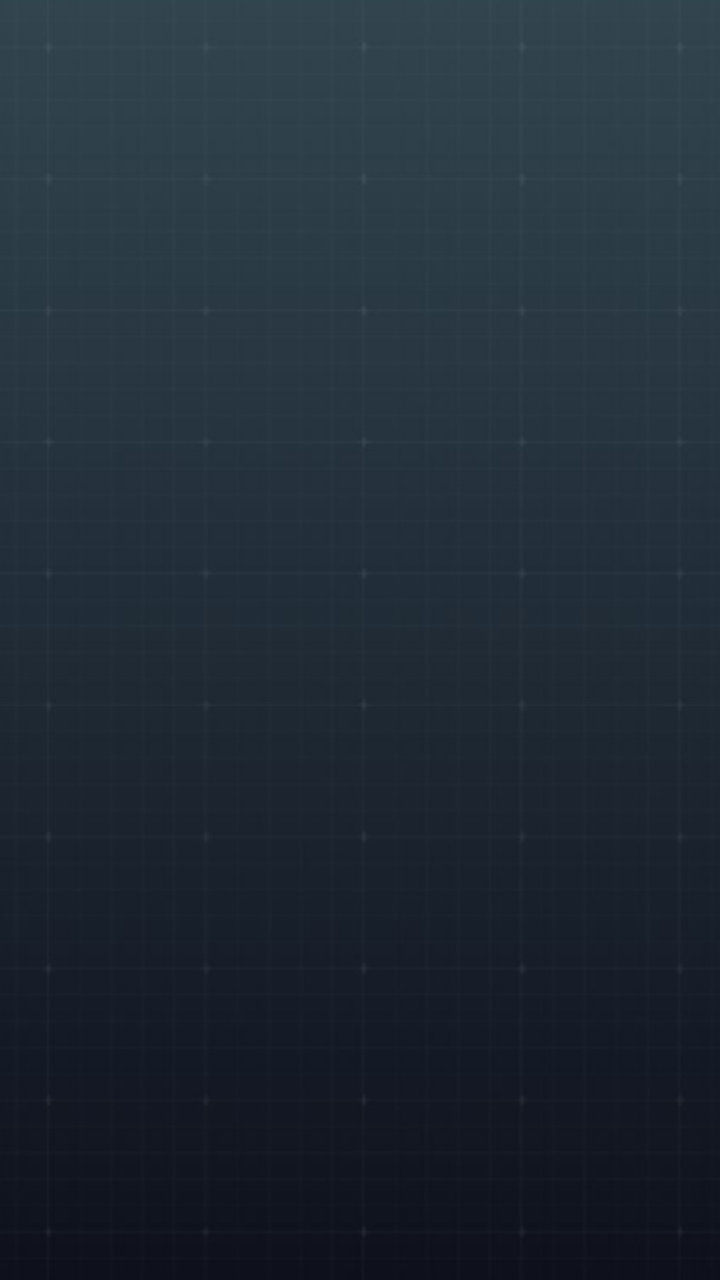
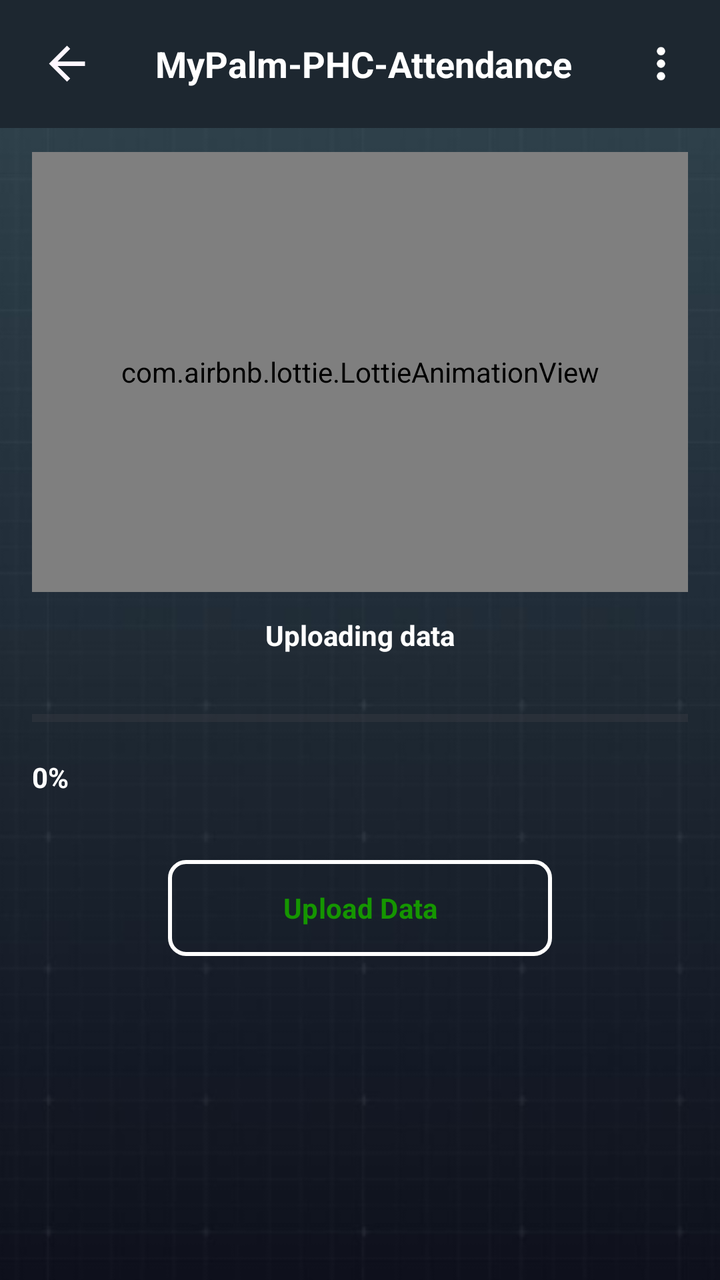

Before-and-after screenshots of an Android layout around one commit, followed by the original layout XML and the change that was made.
<!-- AndroidManifest.xml: application theme Theme.MyPalmPHCAttendance -->
<!-- res/layout/fragment_upload_data.xml -->
<?xml version="1.0" encoding="utf-8"?>
<androidx.constraintlayout.widget.ConstraintLayout
    xmlns:android="http://schemas.android.com/apk/res/android"
    xmlns:tools="http://schemas.android.com/tools"
    android:layout_width="match_parent"
    android:layout_height="match_parent"
    android:background="@drawable/img_app_bg"
    tools:context=".ui.UploadDataFragment">

</androidx.constraintlayout.widget.ConstraintLayout>
<!-- resources referenced by this layout -->
<resources>
  <!-- unchanged entries left out for length: 4 -->
</resources>

<!-- the commit's change to res/layout/fragment_upload_data.xml (unified diff, before → after) -->
@@ -1,10 +1,214 @@
 <?xml version="1.0" encoding="utf-8"?>
-<androidx.constraintlayout.widget.ConstraintLayout
-    xmlns:android="http://schemas.android.com/apk/res/android"
+<androidx.constraintlayout.widget.ConstraintLayout xmlns:android="http://schemas.android.com/apk/res/android"
     xmlns:tools="http://schemas.android.com/tools"
     android:layout_width="match_parent"
     android:layout_height="match_parent"
+    xmlns:app="http://schemas.android.com/apk/res-auto"
     android:background="@drawable/img_app_bg"
     tools:context=".ui.UploadDataFragment">
 
+    <include
+        android:id="@+id/top_tool_bar"
+        layout="@layout/tool_bar_custom"
+        tools:layout_constraintEnd_toEndOf="parent"
+        tools:layout_constraintStart_toStartOf="parent"
+        tools:layout_constraintTop_toTopOf="parent" />
+
+    <ScrollView
+        android:layout_width="match_parent"
+        android:layout_height="0dp"
+        app:layout_constraintBottom_toBottomOf="parent"
+        app:layout_constraintEnd_toEndOf="parent"
+        app:layout_constraintStart_toStartOf="parent"
+        app:layout_constraintTop_toBottomOf="@+id/top_tool_bar">
+
+        <LinearLayout
+            android:layout_width="match_parent"
+            android:layout_height="wrap_content"
+            android:layout_marginBottom="50dp"
+            android:orientation="vertical">
+
+            <LinearLayout
+                android:id="@+id/empty_layout"
+                android:layout_width="match_parent"
+                android:layout_height="wrap_content"
+                android:gravity="center"
+                android:orientation="vertical"
+                android:paddingHorizontal="16dp"
+                android:paddingVertical="12dp"
+                android:visibility="gone">
+
+                <ImageView
+                    android:layout_width="match_parent"
+                    android:layout_height="150dp"
+                    android:paddingVertical="30dp"
+                    android:src="@drawable/ic_empty_set" />
+
+                <TextView
+                    android:layout_width="match_parent"
+                    android:layout_height="wrap_content"
+                    android:text="@string/no_offline_data"
+                    android:textAlignment="center"
+                    android:textColor="@color/white"
+                    android:textSize="24dp" />
+
+                <com.google.android.material.button.MaterialButton
+                    android:id="@+id/btn_try_again"
+                    android:layout_width="match_parent"
+                    android:layout_height="wrap_content"
+                    android:layout_marginHorizontal="68dp"
+                    android:layout_marginVertical="24dp"
+                    android:background="@drawable/btn_bg_white_fill"
+                    android:paddingHorizontal="70dp"
+                    android:text="@string/try_again"
+                    android:textColor="@color/green"
+                    android:textSize="14sp"
+                    android:textStyle="bold"
+                    app:backgroundTint="@null" />
+
+                <com.google.android.material.button.MaterialButton
+                    android:id="@+id/btn_cancel"
+                    android:layout_width="match_parent"
+                    android:layout_height="wrap_content"
+                    android:layout_marginHorizontal="68dp"
+                    android:background="@drawable/btn_bg_white_fill"
+                    android:paddingHorizontal="70dp"
+                    android:text="@string/back"
+                    android:textColor="@color/red"
+                    android:textSize="14sp"
+                    android:textStyle="bold"
+                    app:backgroundTint="@null" />
+
+            </LinearLayout>
+
+
+            <LinearLayout
+                android:id="@+id/upload_layout"
+                android:layout_width="match_parent"
+                android:layout_height="wrap_content"
+                android:gravity="center"
+                android:orientation="vertical"
+                android:paddingHorizontal="16dp"
+                android:paddingVertical="12dp">
+
+                <com.airbnb.lottie.LottieAnimationView
+                    android:id="@+id/lottie_server"
+                    android:layout_width="match_parent"
+                    android:layout_height="220dp"
+                    app:layout_constraintBottom_toTopOf="@+id/guideline_slash3"
+                    app:layout_constraintEnd_toEndOf="parent"
+                    app:layout_constraintStart_toStartOf="parent"
+                    app:layout_constraintTop_toTopOf="@+id/guideline_slash1"
+                    app:lottie_autoPlay="true"
+                    app:lottie_loop="true"
+                    app:lottie_rawRes="@raw/uploading" />
+
+                <TextView
+                    android:id="@+id/tv_loading"
+                    style="@style/CustomTextView"
+                    android:layout_width="wrap_content"
+                    android:layout_height="wrap_content"
+                    android:text="@string/uploading_data" />
+
+                <LinearLayout
+                    android:id="@+id/progress_layout"
+                    android:layout_width="match_parent"
+                    android:layout_height="wrap_content"
+                    android:orientation="vertical">
+
+                    <ProgressBar
+                        android:id="@+id/progressBar"
+                        style="?android:attr/progressBarStyleHorizontal"
+                        android:layout_width="match_parent"
+                        android:layout_height="wrap_content"
+                        android:layout_marginTop="16dp"
+                        android:max="100"
+                        android:progress="0"
+                        android:progressTint="@color/green" />
+
+                    <TextView
+                        android:id="@+id/tv_progress"
+                        style="@style/CustomTextView"
+                        android:layout_width="match_parent"
+                        android:layout_height="wrap_content"
+                        android:text="0%" />
+
+                </LinearLayout>
+
+
+                <com.google.android.material.button.MaterialButton
+                    android:id="@+id/btn_upload_data"
+                    android:layout_width="match_parent"
+                    android:layout_height="wrap_content"
+                    android:layout_marginHorizontal="68dp"
+                    android:layout_marginVertical="24dp"
+                    android:background="@drawable/btn_bg_white_lines"
+                    android:paddingHorizontal="40dp"
+                    android:text="@string/upload_data"
+                    android:textColor="@color/green"
+                    android:textSize="14sp"
+                    android:textStyle="bold"
+                    app:backgroundTint="@null" />
+
+            </LinearLayout>
+        </LinearLayout>
+    </ScrollView>
+
 </androidx.constraintlayout.widget.ConstraintLayout>
+<!-- res/layout/tool_bar_custom.xml (included above) -->
+<?xml version="1.0" encoding="utf-8"?>
+<com.google.android.material.appbar.MaterialToolbar xmlns:android="http://schemas.android.com/apk/res/android"
+    xmlns:app="http://schemas.android.com/apk/res-auto"
+    android:id="@+id/toolbar"
+    android:layout_width="match_parent"
+    android:layout_height="wrap_content"
+    android:layout_gravity="top"
+    android:background="@color/mirage">
+
+    <androidx.constraintlayout.widget.ConstraintLayout
+        android:layout_width="match_parent"
+        android:layout_height="wrap_content">
+
+        <ImageView
+            android:id="@+id/img_back"
+            android:layout_width="35dp"
+            android:layout_height="35dp"
+            android:backgroundTint="@color/white"
+            android:padding="4dp"
+            android:src="@drawable/ic_arrow_back"
+            app:layout_constraintBottom_toBottomOf="parent"
+            app:layout_constraintStart_toStartOf="parent"
+            app:layout_constraintTop_toTopOf="parent"
+            />
+
+        <ImageView
+            android:id="@+id/img_option"
+            android:layout_width="35dp"
+            android:layout_height="35dp"
+            android:backgroundTint="@color/white"
+            android:padding="5dp"
+            android:layout_marginEnd="12dp"
+            android:src="@drawable/ic_more_vert"
+            app:layout_constraintBottom_toBottomOf="parent"
+            app:layout_constraintEnd_toEndOf="parent"
+            app:layout_constraintTop_toTopOf="parent"
+            app:tint="@color/white" />
+
+        <TextView
+            android:id="@+id/tv_title"
+            android:layout_width="wrap_content"
+            android:layout_height="wrap_content"
+            android:maxLines="1"
+            android:text="@string/app_name"
+            android:textColor="@color/white"
+            android:textSize="18dp"
+            android:textStyle="bold"
+            app:layout_constraintBottom_toBottomOf="parent"
+            app:layout_constraintEnd_toStartOf="@+id/img_option"
+            app:layout_constraintStart_toEndOf="@+id/img_back"
+            app:layout_constraintTop_toTopOf="parent" />
+
+
+    </androidx.constraintlayout.widget.ConstraintLayout>
+
+</com.google.android.material.appbar.MaterialToolbar>
<!-- resource entries referenced after the edit -->
@@ -1,5 +1,114 @@
 <!-- resources referenced by this layout -->
 <resources>
+  <color name="green">#159600</color>
+  <color name="red">#C10000</color>
+  <color name="white">#FFFFFFFF</color>
+  <!-- drawable btn_bg_white_fill (drawable) -->
+  <?xml version="1.0" encoding="utf-8"?>
+  <ripple xmlns:android="http://schemas.android.com/apk/res/android"
+      android:color="@color/silver"> 
+      
+      <item android:id="@android:id/mask">
+          <shape>
+              <solid android:color="@color/alabaster_lite" />
+              <stroke
+                  android:width="@dimen/btn_stroke_width"
+                  android:color="@color/alabaster" />
+              <corners android:radius="@dimen/btn_radius" />
+          </shape>
+      </item>
+      <item>
+          <shape>
+              <solid android:color="@color/white" />
+              <stroke
+                  android:width="@dimen/btn_stroke_width"
+                  android:color="@color/alabaster" />
+              <corners android:radius="@dimen/btn_radius" />
+          </shape>
+      </item>
+  </ripple>
+  <!-- drawable btn_bg_white_lines (drawable) -->
+  <?xml version="1.0" encoding="utf-8"?>
+  <ripple xmlns:android="http://schemas.android.com/apk/res/android"
+      android:color="@color/alabaster_lite">
+      <item android:id="@android:id/mask">
+          <shape android:shape="rectangle">
+              <solid android:color="@color/alabaster_lite" />
+              <corners android:radius="@dimen/btn_radius" />
+          </shape>
+      </item>
+      
+      <item>
+          <shape android:shape="rectangle">
+              <corners android:radius="@dimen/btn_radius" />
+  
+              <stroke
+                  android:width="@dimen/btn_stroke_width"
+                  android:color="@color/white" />
+  
+              
+              <solid android:color="@android:color/transparent" />
+          </shape>
+      </item>
+  </ripple>
+  <!-- drawable ic_arrow_back (drawable) -->
+  <vector xmlns:android="http://schemas.android.com/apk/res/android"
+      android:width="20dp"
+      android:height="20dp"
+      android:viewportWidth="24"
+      android:viewportHeight="24">
+      <path
+          android:pathData="M7.825,13L13.425,18.6L12,20L4,12L12,4L13.425,5.4L7.825,11H20V13H7.825Z"
+          android:fillColor="#FEF7FF"/>
+  </vector>
+  <!-- drawable ic_empty_set (drawable) -->
+  <vector xmlns:android="http://schemas.android.com/apk/res/android"
+      android:width="512dp"
+      android:height="512dp"
+      android:viewportWidth="512"
+      android:viewportHeight="512">
+      <path
+          android:pathData="M239,0.7c-90.5,6.5 -171.3,61.4 -212.6,144.3 -30.3,60.8 -34.5,130 -12,194.7 5.2,14.8 11.4,28.4 14.4,31.7 6.1,6.5 15.5,8.3 23.2,4.4 6.9,-3.6 10.3,-8.6 10.8,-16.1 0.3,-5.5 0,-7.2 -3.6,-15.4 -8.1,-18.2 -13.4,-35.8 -16.9,-55.8 -2.5,-14.4 -2.5,-49 0,-63.9 10.7,-63.2 48.1,-118.7 103.3,-152.8 59.8,-37 129.4,-41.7 196.2,-13.2 9.6,4.1 11.3,4.6 16.8,4.2 4.8,-0.3 7,-1 9.9,-3.2 6.9,-5.3 9.7,-13.3 7.6,-21.4 -2.3,-8.3 -8.8,-12.9 -29.6,-20.7 -35.4,-13.3 -73.7,-19.3 -107.5,-16.8z"
+          android:fillColor="#FFFFFFFF"
+          android:strokeColor="#FFFFFFFF"/>
+      <path
+          android:pathData="M483.5,2.4c-1.6,0.8 -110.6,109.1 -242.2,240.8 -215.7,215.9 -239.2,239.7 -239.9,243.1 -2.5,14.4 5.7,25.2 19.1,25.2 4.5,-0 6.9,-0.6 9.5,-2.2 1.9,-1.2 110.7,-109.4 241.6,-240.5 236.1,-236.2 238.2,-238.3 239.4,-243.4 2.1,-9.2 -2,-18.3 -10,-22.4 -4.6,-2.3 -13,-2.6 -17.5,-0.6z"
+          android:fillColor="#FFFFFFFF"
+          android:strokeColor="#FFFFFFFF"/>
+      <path
+          android:pathData="M463,136.5c-5.2,1.6 -10.7,6.5 -12.6,11.2 -2.1,4.9 -1.6,11.1 1.2,17.8 10.3,24.1 16.1,44.4 18.8,65.3 8.3,63.9 -15,129.9 -62.4,177.2 -32.3,32.2 -71.9,52.9 -118.2,61.7 -13.4,2.5 -55.2,2.5 -68.8,-0 -18.6,-3.5 -35,-8.5 -53.2,-16.1 -9.4,-3.9 -14.5,-4.5 -19.9,-2.2 -12.7,5.3 -16.6,21.1 -7.6,31.3 7.9,9 47.6,22.2 81.2,27 17.5,2.5 55.2,2.2 73,-0.5 33.2,-5.2 62.5,-15.6 90.4,-32.1 68.2,-40.4 114.1,-110.3 125.2,-191.1 1.8,-12.5 1.8,-49.8 0,-61.5 -3.6,-24.6 -9.5,-45.9 -18.3,-66.5 -5.2,-12.2 -9.1,-18.1 -13.6,-20.4 -4.3,-2.2 -10.3,-2.6 -15.2,-1.1z"
+          android:fillColor="#FFFFFFFF"
+          android:strokeColor="#FFFFFFFF"/>
+  </vector>
+  <!-- drawable ic_more_vert (drawable) -->
+  <vector xmlns:android="http://schemas.android.com/apk/res/android"
+      android:width="24dp"
+      android:height="24dp"
+      android:viewportWidth="960"
+      android:viewportHeight="960"
+      android:tint="?attr/colorControlNormal">
+    <path
+        android:fillColor="@android:color/white"
+        android:pathData="M480,800Q447,800 423.5,776.5Q400,753 400,720Q400,687 423.5,663.5Q447,640 480,640Q513,640 536.5,663.5Q560,687 560,720Q560,753 536.5,776.5Q513,800 480,800ZM480,560Q447,560 423.5,536.5Q400,513 400,480Q400,447 423.5,423.5Q447,400 480,400Q513,400 536.5,423.5Q560,447 560,480Q560,513 536.5,536.5Q513,560 480,560ZM480,320Q447,320 423.5,296.5Q400,273 400,240Q400,207 423.5,183.5Q447,160 480,160Q513,160 536.5,183.5Q560,207 560,240Q560,273 536.5,296.5Q513,320 480,320Z"/>
+  </vector>
+  <string name="app_name">MyPalm-PHC-Attendance</string>
+  <string name="back">Back</string>
+  <string name="no_offline_data">No Offline Data</string>
+  <string name="try_again">Try Again</string>
+  <string name="upload_data">Upload Data</string>
+  <string name="uploading_data">Uploading data</string>
+  <style name="CustomTextView">
+          <item name="android:textColor">@color/white</item>
+          <item name="android:textSize">14sp</item>
+          <item name="android:textStyle">bold</item>
+          <item name="android:paddingTop">12dp</item>
+          <item name="android:paddingBottom">8dp</item>
+      </style>
+  <color name="silver">#BABABA</color>
+  <color name="alabaster_lite">#50F8F8F8</color>
+  <dimen name="btn_stroke_width">2dp</dimen>
+  <color name="alabaster">#f8f8f8</color>
+  <dimen name="btn_radius">8dp</dimen>
   <!-- unchanged entries left out for length: 4 -->
 </resources>
 
